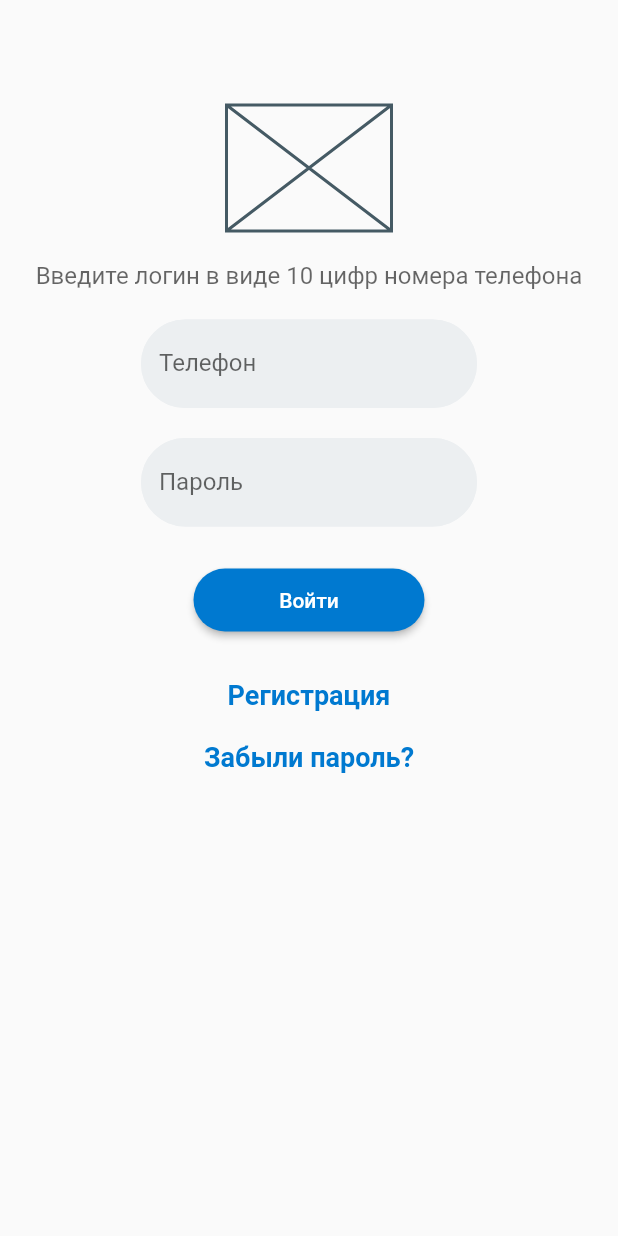
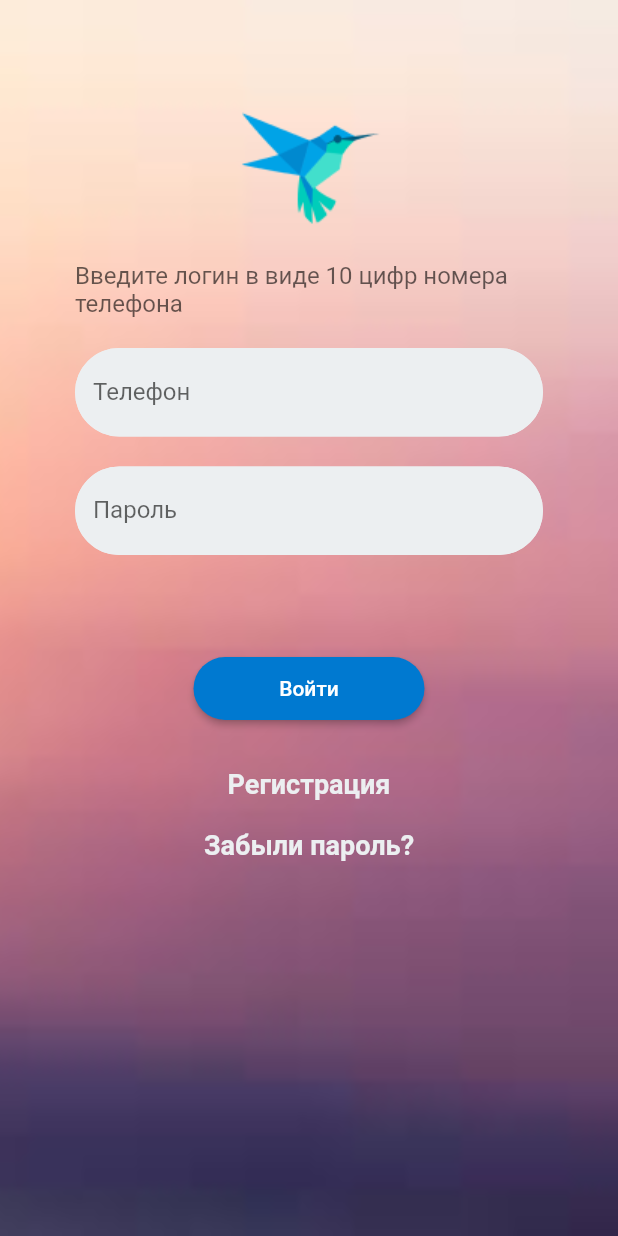
Before and after one commit to krasn000v/auth_page_theme_new, a Flutter app: the screen it shows after launch, on a phone screen of 412 x 824 dp. Run offline on Flutter 3.47's test engine with Material 2 defaults, Android fonts, the phone set to English and light mode, and no system bars.

Commit message:
Добавлены изображения на форму и фон

```diff
--- a/lib/main.dart
+++ b/lib/main.dart
@@ -17,23 +17,32 @@ class MyApp extends StatelessWidget {
     const linkTextStyle = TextStyle(
       fontSize: 18,
       fontWeight: FontWeight.bold,
-      color: Color(0xFF0079D0),
+      color: Color(0xFFeceff1),
     );
 
     return MaterialApp(
       home: Scaffold(
           body: Container(
+            decoration: const BoxDecoration(
+              image: DecorationImage(
+                image: AssetImage('assets/bulb.jpeg'),
+                fit: BoxFit.cover,
+              ),
+            ),
             width: double.infinity,
+            height: double.infinity,
+            padding: EdgeInsets.symmetric(horizontal: 50),
+            child: SingleChildScrollView(
               child: Column(children: [
                 SizedBox(height: 70,),
-              SizedBox(width: 110, height: 84, child: Placeholder(),),
+                const SizedBox(width: 110, height: 84, child: Image(image: AssetImage('assets/dart-logo.png')),),
                 SizedBox(height: 20,),
                 Text('Введите логин в виде 10 цифр номера телефона',
                   style: TextStyle(fontSize: 16, color: Color.fromRGBO(0, 0, 0, 0.6)),
                 ),
                 SizedBox(height: 20,),
-              const SizedBox(width: 224,
-                child: TextField(
+                TextField(
+                  keyboardType: TextInputType.phone,
                   decoration: InputDecoration(
                     filled: true,
                     fillColor: Color(0xFFeceff1),
@@ -41,10 +50,8 @@ class MyApp extends StatelessWidget {
                     enabledBorder: borderStyle,
                     focusedBorder: borderStyle,
                   ),),
-              ),
                 SizedBox(height: 20,),
-              const SizedBox(width: 224,
-                child: TextField(
+                TextField(
                   obscureText: true,
                   decoration: InputDecoration(
                     filled: true,
@@ -53,8 +60,7 @@ class MyApp extends StatelessWidget {
                     enabledBorder: borderStyle,
                     focusedBorder: borderStyle,
                   ),),
-              ),
-              SizedBox(height: 28,),
+                SizedBox(height: 68,),
                 SizedBox(width: 154, height: 42,
                     child: ElevatedButton(onPressed: () {},
                         child: Text('Войти'),
@@ -75,6 +81,7 @@ class MyApp extends StatelessWidget {
                     style: linkTextStyle),
                   onTap: null,)
               ],),
+            ),
           )
       ),
     );
--- a/pubspec.yaml
+++ b/pubspec.yaml
@@ -58,8 +58,9 @@ flutter:
   uses-material-design: true
 
   # To add assets to your application, add an assets section, like this:
-  # assets:
-  #   - images/a_dot_burr.jpeg
+  assets:
+   - assets/dart-logo.png
+   - assets/bulb.jpeg
   #   - images/a_dot_ham.jpeg
 
   # An image asset can refer to one or more resolution-specific "variants", see
```
Also changed, not shown: lib/expanded_demo_screen.dart (added, +64 -0 lines), assets/bulb.jpeg (added), assets/dart-logo.png (added). Lines whose indentation alone changed are shown as unchanged.
